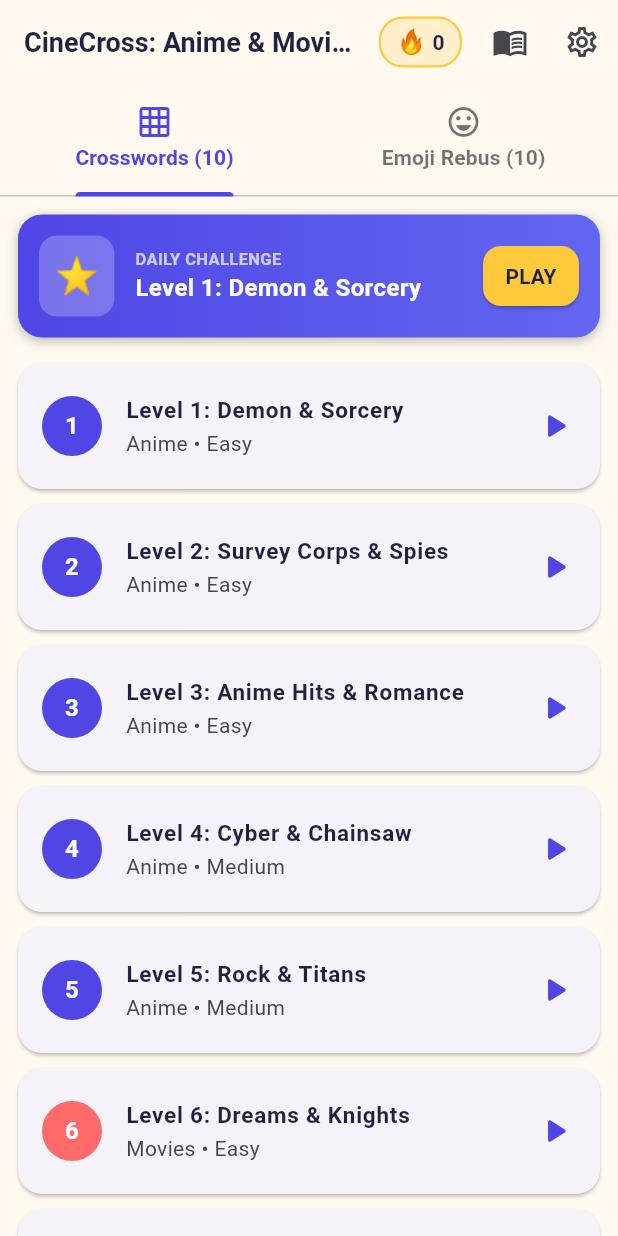
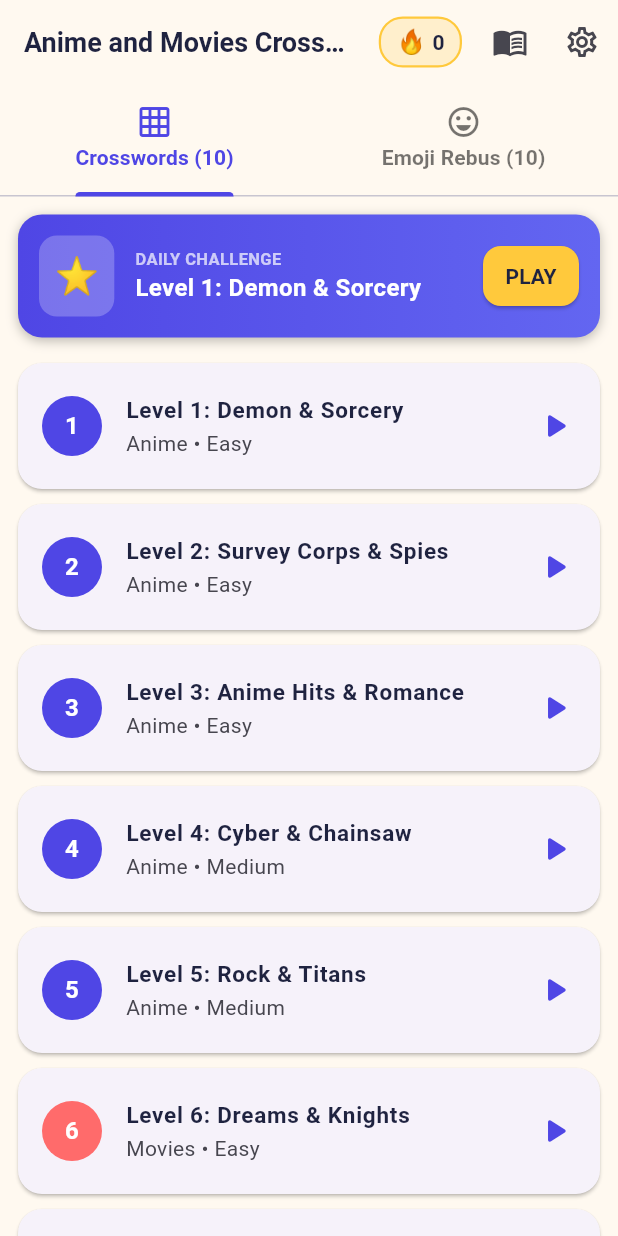
Before and after one commit to kidkingstrange/amc, a Flutter app: the screen it shows after launch, on a phone screen of 412 x 824 dp. Run offline on Flutter 3.47's test engine with Material 3 defaults, Android fonts, the light colour scheme and no system bars; Roboto replaces fonts that are missing (Nunito).

Commit message:
chore: rename app to Anime and Movies Crossword

```diff
--- a/lib/main.dart
+++ b/lib/main.dart
@@ -27,7 +27,7 @@ class _CineCrossAppState extends State<CineCrossApp> {
   @override
   Widget build(BuildContext context) {
     return MaterialApp(
-      title: 'CineCross: Anime & Movies',
+      title: 'Anime and Movies Crossword',
       debugShowCheckedModeBanner: false,
       theme: AppTheme.lightTheme,
       darkTheme: AppTheme.darkTheme,
--- a/lib/ui/screens/home_screen.dart
+++ b/lib/ui/screens/home_screen.dart
@@ -54,7 +54,7 @@ class _HomeScreenState extends State<HomeScreen> {
       child: Scaffold(
         appBar: AppBar(
           title: const Text(
-            'CineCross: Anime & Movies',
+            'Anime and Movies Crossword',
             style: TextStyle(fontWeight: FontWeight.bold, fontSize: 18),
           ),
           actions: [
--- a/pubspec.yaml
+++ b/pubspec.yaml
@@ -1,5 +1,5 @@
 name: cinecross
-description: "CineCross: Anime & Movies - Premium offline crossword and emoji trivia game."
+description: "Anime and Movies Crossword - Premium offline crossword and emoji trivia game."
 # The following line prevents the package from being accidentally published to
 # pub.dev using `flutter pub publish`. This is preferred for private packages.
 publish_to: 'none' # Remove this line if you wish to publish to pub.dev
```
Also changed, not shown: 9 other files.
